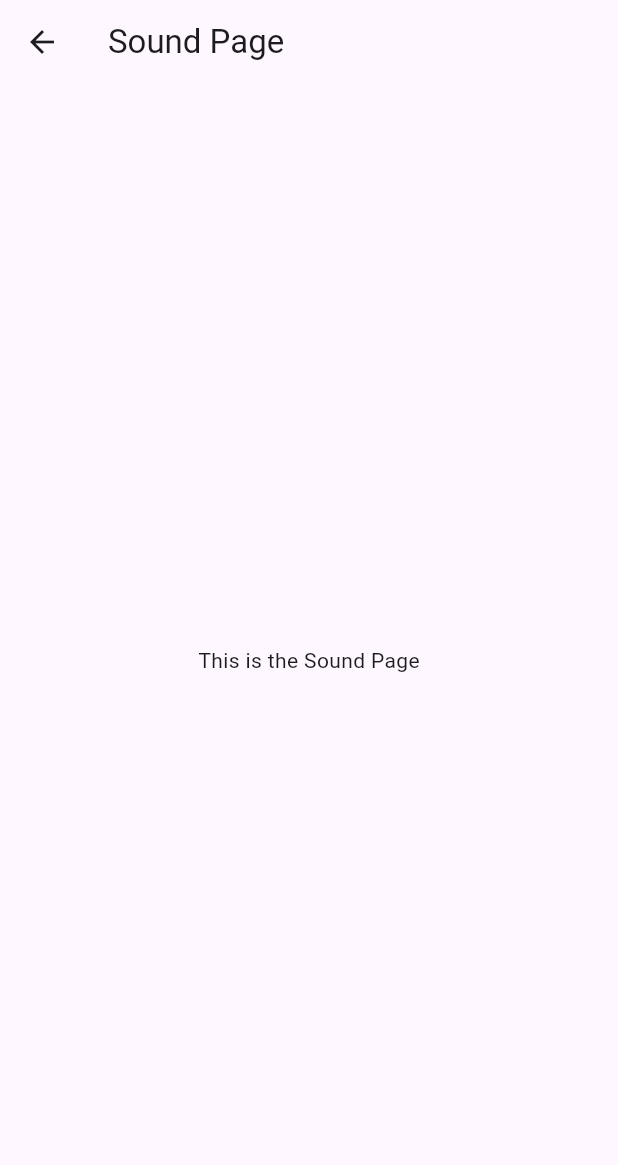
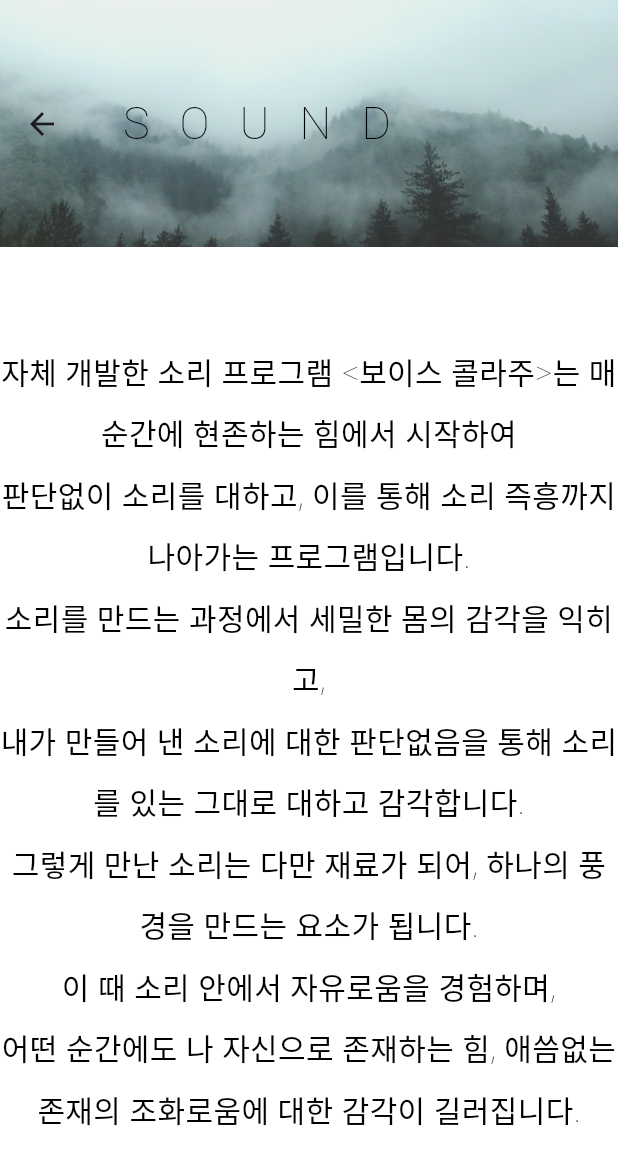
Before and after one commit to bae-seoyoung/spiratus_homepage_v2, a Flutter app: the SoundPage screen opened directly, on a phone screen of 412 x 824 dp. Shown: the top 1165 px of the screen. Run offline on Flutter 3.47's test engine with Material 3 defaults, Android fonts, the phone set to English and light mode, and no system bars; our stand-ins replace google_fonts.

Commit message:
사운드 페이지 작성

```diff
--- a/lib/program_sound.dart
+++ b/lib/program_sound.dart
@@ -1,15 +1,107 @@
 import 'package:flutter/material.dart';
+import 'package:google_fonts/google_fonts.dart';
 
 class SoundPage extends StatelessWidget {
   @override
   Widget build(BuildContext context) {
     return Scaffold(
       appBar: AppBar(
-        title: Text('Sound Page'),
+        backgroundColor: Colors.transparent, // 투명한 AppBar 배경색
+        toolbarHeight: MediaQuery.of(context).size.height * 0.2,
+        elevation: 0, // 그림자 효과 제거
+        flexibleSpace: Container(
+          decoration: BoxDecoration(
+            image: DecorationImage(
+            image: AssetImage('assets/main_background.jpg'), // 이미지 파일 경로로 수정
+            fit: BoxFit.cover,
+            ),
+          ),
+        ),
+      title: Text(
+        'SOUND',
+        style: TextStyle(
+          fontWeight: FontWeight.w100,
+          fontSize: 30.0,
+          letterSpacing: 20,
+          color: Colors.black,
+        ),
       ),
-      body: Center(
-        child: Text('This is the Sound Page'),
       ),
-    );
+      body: SingleChildScrollView(
+        child: Column(
+          children: [
+            Container(
+              color: Colors.white,
+              width: double.infinity,
+              height: MediaQuery.of(context).size.height * 0.8,
+              child: Center(
+                child: Column(
+                  mainAxisAlignment: MainAxisAlignment.center,
+                  children: [
+                    Text(
+                      '자체 개발한 소리 프로그램 <보이스 콜라주>는 매 순간에 현존하는 힘에서 시작하여\n판단없이 소리를 대하고, 이를 통해 소리 즉흥까지 나아가는 프로그램입니다.\n소리를 만드는 과정에서 세밀한 몸의 감각을 익히고,\n내가 만들어 낸 소리에 대한 판단없음을 통해 소리를 있는 그대로 대하고 감각합니다.\n그렇게 만난 소리는 다만 재료가 되어, 하나의 풍경을 만드는 요소가 됩니다.\n이 때 소리 안에서 자유로움을 경험하며,\n어떤 순간에도 나 자신으로 존재하는 힘, 애씀없는 존재의 조화로움에 대한 감각이 길러집니다.',
+                      style: GoogleFonts.notoSans(
+                      fontSize: 20.0,
+                      fontWeight: FontWeight.w100,
+                      color: Colors.black,
+                      height: 2,
+                      ),
+                      textAlign: TextAlign.center,
+                    ),
+                    // 추가적인 텍스트 또는 위젯을 여기에 추가할 수 있습니다.
+                  ],
+                ),
+              ),
+            ),
+            Container(
+              color: Colors.blueGrey,
+              width: double.infinity,
+              height: MediaQuery.of(context).size.height * 0.8,
+              child: Stack(
+                children: [
+                  Center(
+                    child: Column(
+                      mainAxisAlignment: MainAxisAlignment.center,
+                      children: [
+                        Text(
+                          '구성요소',
+                          style: GoogleFonts.notoSans(
+                            fontWeight: FontWeight.w200,
+                            fontSize: 40.0,
+                            letterSpacing: 20,
+                            color: Colors.black,
+                            height: 2.0,
+                          ),
+                        ),
+                        Text(
+                          '아래 요소를 상황과 주제에 맞게 배치합니다.',
+                          style: GoogleFonts.notoSans(
+                            fontWeight: FontWeight.w100,
+                            fontSize: 20.0,
+                            letterSpacing: 1.0,
+                            color: Colors.black,
+                          ),
+                        ),
+                        SizedBox(height: 30), // 원하는 간격 조절
+                        Text(
+                          '명상 / 호흡(Pranayama) / 소리 / 움직임',
+                          style: GoogleFonts.notoSans(
+                          fontWeight: FontWeight.w100,
+                          fontSize: 15.0,
+                          letterSpacing: 1.0,
+                          color: Colors.black,
+                          ),
+                          textAlign: TextAlign.center,
+                        ),
+                      ],
+                    ),
+                  ),
+                ],
+              ),
+            ),
+           ],
+        ),
+      ),
+      );
   }
 }
```
